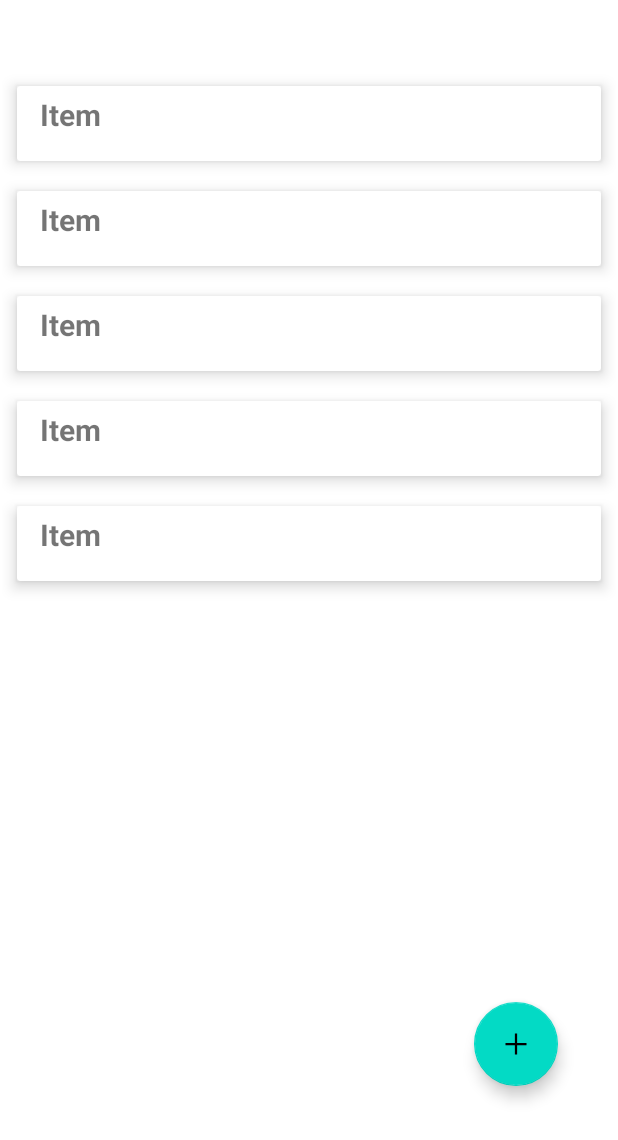
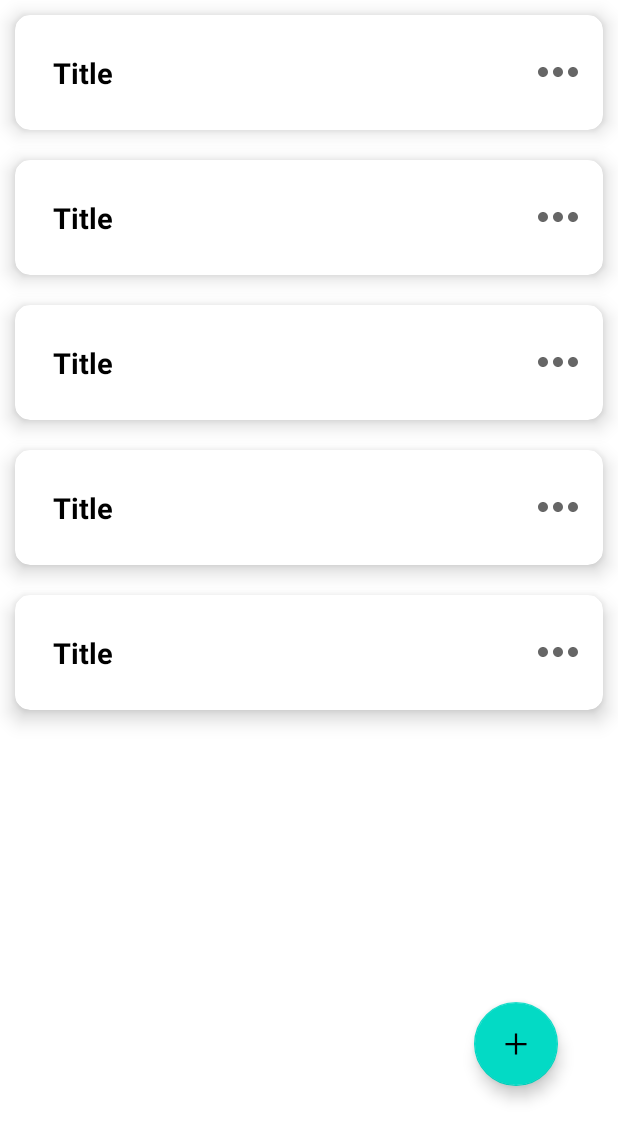
Before and after one commit to NilsNydegger/TaskFrog, an Android app: the layout fragment_list.xml on its own in the app's theme, with its tools: preview values and no code run, on a phone screen of 412 x 824 dp. Shown: the top 1140 px of the screen. Run offline under Robolectric (Android 15) with nearby library versions, the phone set to English and light mode, and no system bars.

Commit message:
Added List fragment functionality: - Adding/Deleting Lists - Naming Lists - Editing Lists

```diff
--- /dev/null
+++ b/app/src/main/java/com/example/taskfrog/ui/list/ListData.kt
@@ -0,0 +1,4 @@
+package com.example.taskfrog.ui.list
+
+data class ListData(var name: String) {
+}
--- a/app/src/main/java/com/example/taskfrog/ui/list/ListItemsViewModel.kt
+++ /dev/null
@@ -1,4 +0,0 @@
-package com.example.taskfrog.ui.list
-
-data class ListItemsViewModel(val text: String) {
-}
--- /dev/null
+++ b/app/src/main/res/drawable/ic_delete.xml
@@ -0,0 +1,5 @@
+<vector android:height="24dp" android:tint="#FE3924"
+    android:viewportHeight="24" android:viewportWidth="24"
+    android:width="24dp" xmlns:android="http://schemas.android.com/apk/res/android">
+    <path android:fillColor="@android:color/white" android:pathData="M6,19c0,1.1 0.9,2 2,2h8c1.1,0 2,-0.9 2,-2V7H6v12zM19,4h-3.5l-1,-1h-5l-1,1H5v2h14V4z"/>
+</vector>
--- /dev/null
+++ b/app/src/main/res/drawable/ic_edit.xml
@@ -0,0 +1,5 @@
+<vector android:height="24dp" android:tint="#043AD8"
+    android:viewportHeight="24" android:viewportWidth="24"
+    android:width="24dp" xmlns:android="http://schemas.android.com/apk/res/android">
+    <path android:fillColor="@android:color/white" android:pathData="M3,17.25V21h3.75L17.81,9.94l-3.75,-3.75L3,17.25zM20.71,7.04c0.39,-0.39 0.39,-1.02 0,-1.41l-2.34,-2.34c-0.39,-0.39 -1.02,-0.39 -1.41,0l-1.83,1.83 3.75,3.75 1.83,-1.83z"/>
+</vector>
--- /dev/null
+++ b/app/src/main/res/drawable/ic_more.xml
@@ -0,0 +1,10 @@
+<vector xmlns:android="http://schemas.android.com/apk/res/android"
+    android:width="24dp"
+    android:height="24dp"
+    android:viewportWidth="24"
+    android:viewportHeight="24"
+    android:tint="?attr/colorControlNormal">
+    <path
+        android:fillColor="@android:color/white"
+        android:pathData="M6,10c-1.1,0 -2,0.9 -2,2s0.9,2 2,2 2,-0.9 2,-2 -0.9,-2 -2,-2zM18,10c-1.1,0 -2,0.9 -2,2s0.9,2 2,2 2,-0.9 2,-2 -0.9,-2 -2,-2zM12,10c-1.1,0 -2,0.9 -2,2s0.9,2 2,2 2,-0.9 2,-2 -0.9,-2 -2,-2z"/>
+</vector>
--- /dev/null
+++ b/app/src/main/res/drawable/ic_warning.xml
@@ -0,0 +1,5 @@
+<vector android:height="24dp" android:tint="#FE0000"
+    android:viewportHeight="24" android:viewportWidth="24"
+    android:width="24dp" xmlns:android="http://schemas.android.com/apk/res/android">
+    <path android:fillColor="@android:color/white" android:pathData="M1,21h22L12,2 1,21zM13,18h-2v-2h2v2zM13,14h-2v-4h2v4z"/>
+</vector>
--- a/app/src/main/res/layout/cardview_design.xml
+++ /dev/null
@@ -1,26 +0,0 @@
-<?xml version="1.0" encoding="utf-8"?>
-<androidx.cardview.widget.CardView
-    xmlns:android="http://schemas.android.com/apk/res/android"
-    xmlns:app="http://schemas.android.com/apk/res-auto"
-    android:layout_width="match_parent"
-    android:layout_height="50dp"
-    android:layout_margin="10dp"
-    app:cardElevation="6dp">
-
-    <LinearLayout
-        android:layout_width="match_parent"
-        android:layout_height="wrap_content"
-        android:orientation="horizontal"
-        android:padding="5dp">
-
-        <TextView
-            android:id="@+id/textView"
-            android:layout_width="wrap_content"
-            android:layout_height="wrap_content"
-            android:layout_marginStart="10dp"
-            android:text="@string/list_item"
-            android:textSize="20sp"
-            android:textStyle="bold" />
-
-    </LinearLayout>
-</androidx.cardview.widget.CardView>
--- a/app/src/main/res/layout/fragment_list.xml
+++ b/app/src/main/res/layout/fragment_list.xml
@@ -1,6 +1,5 @@
 <?xml version="1.0" encoding="utf-8"?>
-<androidx.constraintlayout.widget.ConstraintLayout
-    xmlns:android="http://schemas.android.com/apk/res/android"
+<androidx.constraintlayout.widget.ConstraintLayout xmlns:android="http://schemas.android.com/apk/res/android"
     xmlns:app="http://schemas.android.com/apk/res-auto"
     xmlns:tools="http://schemas.android.com/tools"
     android:layout_width="match_parent"
@@ -14,22 +13,23 @@
         android:layout_marginEnd="40dp"
         android:layout_marginBottom="100dp"
         android:clickable="true"
-        android:contentDescription="@string/list_fab"
+        android:contentDescription="@string/addbutton"
+        android:focusable="true"
         android:src="@drawable/ic_add_fill0_wght400_grad0_opsz48"
         app:layout_constraintBottom_toBottomOf="parent"
         app:layout_constraintEnd_toEndOf="parent"
-        android:focusable="true" />
+        tools:ignore="ImageContrastCheck" />
 
     <androidx.recyclerview.widget.RecyclerView
         android:id="@+id/recyclerView"
-        android:layout_width="409dp"
-        android:layout_height="573dp"
-        app:layout_constraintBottom_toTopOf="@+id/list_fab"
+        android:layout_width="0dp"
+        android:layout_height="0dp"
+        app:layout_constraintBottom_toBottomOf="parent"
         app:layout_constraintEnd_toEndOf="parent"
+        app:layout_constraintHorizontal_bias="1.0"
         app:layout_constraintStart_toStartOf="parent"
         app:layout_constraintTop_toTopOf="parent"
         tools:itemCount="5"
-        tools:listitem="@layout/cardview_design"
+        tools:listitem="@layout/list_item"
         tools:visibility="visible" />
-
 </androidx.constraintlayout.widget.ConstraintLayout>
--- /dev/null
+++ b/app/src/main/res/layout/list_item.xml
@@ -0,0 +1,45 @@
+<?xml version="1.0" encoding="utf-8"?>
+<androidx.cardview.widget.CardView xmlns:android="http://schemas.android.com/apk/res/android"
+    xmlns:app="http://schemas.android.com/apk/res-auto"
+    android:layout_width="match_parent"
+    android:layout_height="wrap_content"
+    android:layout_margin="10dp"
+    app:cardCornerRadius="10dp"
+    app:cardElevation="8dp"
+    app:cardMaxElevation="5dp">
+
+    <LinearLayout
+        android:layout_width="match_parent"
+        android:layout_height="wrap_content"
+        android:orientation="horizontal">
+
+        <LinearLayout
+            android:layout_width="0dp"
+            android:layout_height="wrap_content"
+            android:layout_margin="15dp"
+            android:layout_weight="1"
+            android:orientation="vertical"
+            android:padding="4dp">
+
+            <TextView
+                android:id="@+id/mTitle"
+                android:layout_width="match_parent"
+                android:layout_height="wrap_content"
+                android:layout_margin="6dp"
+                android:text="@string/listTitle"
+                android:textColor="@color/black"
+                android:textSize="19sp"
+                android:textStyle="bold" />
+        </LinearLayout>
+
+        <ImageView
+            android:id="@+id/mMenus"
+            android:layout_width="40dp"
+            android:layout_height="40dp"
+            android:layout_gravity="center"
+            android:layout_margin="10dp"
+            android:contentDescription="@string/more"
+            android:src="@drawable/ic_more" />
+    </LinearLayout>
+
+</androidx.cardview.widget.CardView>
--- /dev/null
+++ b/app/src/main/res/values/ids.xml
@@ -0,0 +1,4 @@
+<?xml version="1.0" encoding="utf-8"?>
+<resources>
+    <item name="mMenus" type="id" />
+</resources>
--- a/app/src/main/res/values/strings.xml
+++ b/app/src/main/res/values/strings.xml
@@ -5,4 +5,9 @@
     <string name="title_calendar">Calendar</string>
     <string name="list_fab" />
     <string name="list_item">Item</string>
+    <string name="add_listName">Add List Name</string>
+    <string name="name">Name</string>
+    <string name="listTitle">Title</string>
+    <string name="more">more</string>
+    <string name="addbutton">AddButton</string>
 </resources>
```
Also changed, not shown: app/src/main/java/com/example/taskfrog/ui/list/ListAdapter.kt (+82 -12 lines), app/src/main/java/com/example/taskfrog/ui/list/ListFragment.kt (+39 -14 lines), app/src/main/res/drawable/shape_background.xml (added, +9 -0 lines), app/src/main/res/layout/add_list.xml (added, +51 -0 lines), app/src/main/res/layout/recyclerview_item.xml (deleted, +0 -16 lines), app/src/main/res/menu/show_menu.xml (added, +15 -0 lines).
